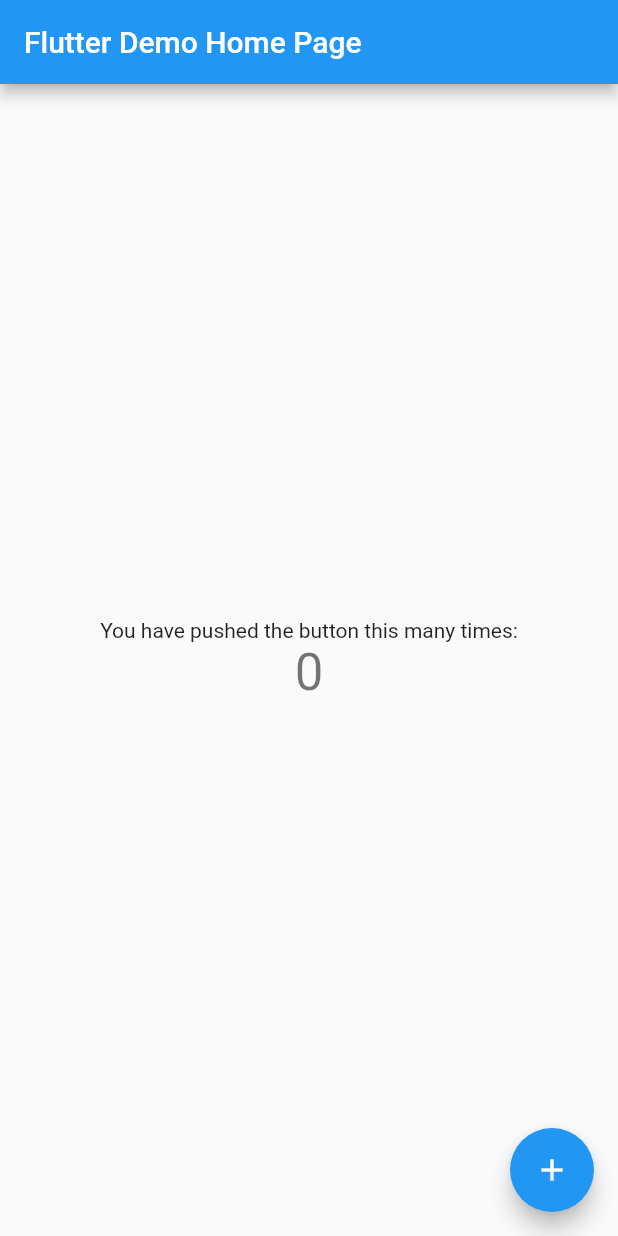
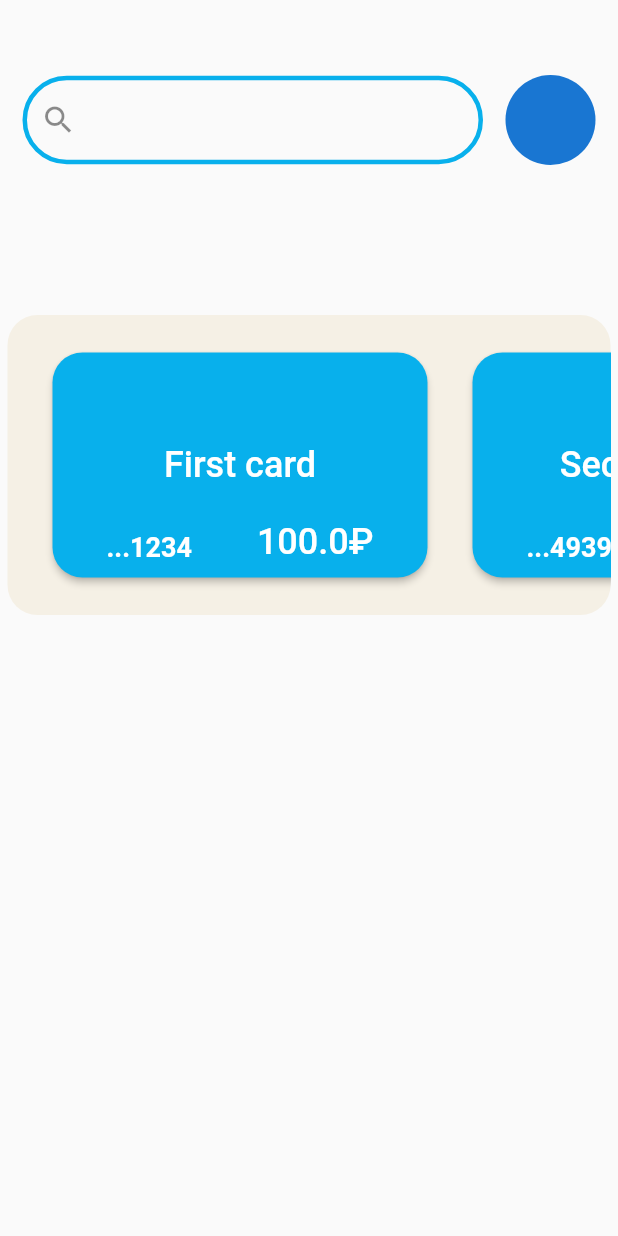
Before and after one commit to Uniserg/bank_client, a Flutter app: the screen it shows after launch, on a phone screen of 412 x 824 dp. Run offline on Flutter 3.47's test engine with Material 2 defaults, Android fonts, the phone set to English and light mode, and no system bars; our stand-ins replace dotted_border.

Commit message:
Create home widget

```diff
--- /dev/null
+++ b/lib/card.dart
@@ -0,0 +1,56 @@
+import 'package:flutter/material.dart';
+
+class CardWidget extends StatelessWidget {
+  final String number;
+  final double balance;
+  final String name;
+
+  const CardWidget(
+      {super.key,
+      required this.number,
+      required this.balance,
+      required this.name});
+
+  @override
+  Widget build(BuildContext context) {
+    return UnconstrainedBox(
+      child: Container(
+        margin: const EdgeInsets.only(left: 30),
+        width: 250,
+        height: 150,
+        // decoration: const BoxDecoration(
+        //     color: Colors.lightBlue,
+        //     borderRadius: BorderRadius.all(Radius.circular(20.0))),
+        child: ElevatedButton(
+          style: ButtonStyle(
+              backgroundColor: MaterialStateProperty.all<Color>(const Color(0xff08B0EC)),
+              // foregroundColor: MaterialStateProperty.all<Color>(Colors.white),
+              shape: MaterialStateProperty.all<RoundedRectangleBorder>(
+                  RoundedRectangleBorder(
+                    borderRadius: BorderRadius.circular(20.0),
+                  )
+              )
+          ),
+          onPressed: () {  },
+          child: Stack(
+            children: [
+              Center(
+                  child: Text(name,
+                      style: const TextStyle(color: Colors.white, fontSize: 24))),
+              Positioned(
+                  bottom: 10,
+                  right: 20,
+                  child: Text("$balance₽",
+                      style: const TextStyle(color: Colors.white, fontSize: 24))),
+              Positioned(
+                  bottom: 10,
+                  left: 20,
+                  child:
+                      Text("...$number", style: const TextStyle(color: Colors.white, fontWeight: FontWeight.bold, fontSize: 18))),
+            ],
+          ),
+        ),
+      ),
+    );
+  }
+}
--- /dev/null
+++ b/lib/home.dart
@@ -0,0 +1,53 @@
+import 'package:client/card.dart';
+import 'package:client/card_add.dart';
+import 'package:client/search.dart';
+import 'package:flutter/material.dart';
+
+class HomeWidget extends StatelessWidget {
+  const HomeWidget({super.key});
+
+  @override
+  Widget build(BuildContext context) {
+    return Scaffold(
+      resizeToAvoidBottomInset : false,
+      body: SingleChildScrollView(
+        child: Column(
+          children: [
+            const SizedBox(height: 50,),
+            Row(
+              children: const [
+                SizedBox(width: 15,),
+                Expanded(
+                    child: SearchWidget()
+                ),
+                SizedBox(width: 15),
+                CircleAvatar(radius: 30,),
+                SizedBox(width: 15),
+              ],
+            ),
+            Container(
+                margin: const EdgeInsets.only(top: 100, left: 5, right: 5),
+                height: 200,
+                decoration: const ShapeDecoration(
+                    color: Color(0xffF5F0E5),
+                    shape: RoundedRectangleBorder(
+                        // side: BorderSide(color: Color(0xffD8AC42), width: 4),
+                        borderRadius: BorderRadius.all(Radius.circular(20))
+                    )
+                ),
+                child: ListView(
+                  scrollDirection: Axis.horizontal,
+                  children: const [
+                    CardWidget(name: "First card", number: "1234", balance: 100,),
+                    CardWidget(name: "Second card", number: "4939", balance: 150,),
+                    CardWidget(name: "Third card", number: "4930", balance: 10,),
+                    CardWidget(name: "Fourth card", number: "3939", balance: 5,),
+                    CardAddWidget()
+                  ],
+                )),
+          ],
+        ),
+      ),
+    );
+  }
+}
--- a/lib/main.dart
+++ b/lib/main.dart
@@ -1,3 +1,5 @@
+import 'package:client/home.dart';
+import 'package:client/login.dart';
 import 'package:flutter/material.dart';
 
 void main() {
@@ -7,109 +9,14 @@ void main() {
 class MyApp extends StatelessWidget {
   const MyApp({super.key});
 
-  // This widget is the root of your application.
   @override
   Widget build(BuildContext context) {
     return MaterialApp(
-      title: 'Flutter Demo',
+      title: 'Bank app',
       theme: ThemeData(
-        // This is the theme of your application.
-        //
-        // Try running your application with "flutter run". You'll see the
-        // application has a blue toolbar. Then, without quitting the app, try
-        // changing the primarySwatch below to Colors.green and then invoke
-        // "hot reload" (press "r" in the console where you ran "flutter run",
-        // or simply save your changes to "hot reload" in a Flutter IDE).
-        // Notice that the counter didn't reset back to zero; the application
-        // is not restarted.
         primarySwatch: Colors.blue,
       ),
-      home: const MyHomePage(title: 'Flutter Demo Home Page'),
+      home: const HomeWidget(),
     );
   }
 }
-
-class MyHomePage extends StatefulWidget {
-  const MyHomePage({super.key, required this.title});
-
-  // This widget is the home page of your application. It is stateful, meaning
-  // that it has a State object (defined below) that contains fields that affect
-  // how it looks.
-
-  // This class is the configuration for the state. It holds the values (in this
-  // case the title) provided by the parent (in this case the App widget) and
-  // used by the build method of the State. Fields in a Widget subclass are
-  // always marked "final".
-
-  final String title;
-
-  @override
-  State<MyHomePage> createState() => _MyHomePageState();
-}
-
-class _MyHomePageState extends State<MyHomePage> {
-  int _counter = 0;
-
-  void _incrementCounter() {
-    setState(() {
-      // This call to setState tells the Flutter framework that something has
-      // changed in this State, which causes it to rerun the build method below
-      // so that the display can reflect the updated values. If we changed
-      // _counter without calling setState(), then the build method would not be
-      // called again, and so nothing would appear to happen.
-      _counter++;
-    });
-  }
-
-  @override
-  Widget build(BuildContext context) {
-    // This method is rerun every time setState is called, for instance as done
-    // by the _incrementCounter method above.
-    //
-    // The Flutter framework has been optimized to make rerunning build methods
-    // fast, so that you can just rebuild anything that needs updating rather
-    // than having to individually change instances of widgets.
-    return Scaffold(
-      appBar: AppBar(
-        // Here we take the value from the MyHomePage object that was created by
-        // the App.build method, and use it to set our appbar title.
-        title: Text(widget.title),
-      ),
-      body: Center(
-        // Center is a layout widget. It takes a single child and positions it
-        // in the middle of the parent.
-        child: Column(
-          // Column is also a layout widget. It takes a list of children and
-          // arranges them vertically. By default, it sizes itself to fit its
-          // children horizontally, and tries to be as tall as its parent.
-          //
-          // Invoke "debug painting" (press "p" in the console, choose the
-          // "Toggle Debug Paint" action from the Flutter Inspector in Android
-          // Studio, or the "Toggle Debug Paint" command in Visual Studio Code)
-          // to see the wireframe for each widget.
-          //
-          // Column has various properties to control how it sizes itself and
-          // how it positions its children. Here we use mainAxisAlignment to
-          // center the children vertically; the main axis here is the vertical
-          // axis because Columns are vertical (the cross axis would be
-          // horizontal).
-          mainAxisAlignment: MainAxisAlignment.center,
-          children: <Widget>[
-            const Text(
-              'You have pushed the button this many times:',
-            ),
-            Text(
-              '$_counter',
-              style: Theme.of(context).textTheme.headline4,
-            ),
-          ],
-        ),
-      ),
-      floatingActionButton: FloatingActionButton(
-        onPressed: _incrementCounter,
-        tooltip: 'Increment',
-        child: const Icon(Icons.add),
-      ), // This trailing comma makes auto-formatting nicer for build methods.
-    );
-  }
-}
--- /dev/null
+++ b/lib/search.dart
@@ -0,0 +1,22 @@
+import 'package:flutter/material.dart';
+
+class SearchWidget extends StatelessWidget {
+  const SearchWidget({super.key});
+
+  @override
+  Widget build(BuildContext context) {
+    return const TextField(
+      style: TextStyle(fontSize: 16),
+      decoration: InputDecoration(
+        prefixIcon: Icon(Icons.search),
+        border: OutlineInputBorder(
+          borderRadius: BorderRadius.all(Radius.circular(50.0)),
+        ),
+        enabledBorder: OutlineInputBorder(
+          borderSide: BorderSide(width: 3, color: Color(0xff08B0EC)),
+          borderRadius: BorderRadius.all(Radius.circular(50.0)),
+        ),
+      ),
+    );
+  }
+}
```
Also changed, not shown: lib/card_add.dart (added, +36 -0 lines), lib/custom_text_field.dart (added, +30 -0 lines), lib/login.dart (added, +81 -0 lines), lib/registration.dart (added, +58 -0 lines), pubspec.yaml (+30 -3 lines), assets/images/icon-1.png (added), assets/images/icon-2.png (added), assets/images/icon-3.png (added), assets/images/icon-4.png (added), assets/images/icon.png (added), pubspec.lock, 31 other files.
